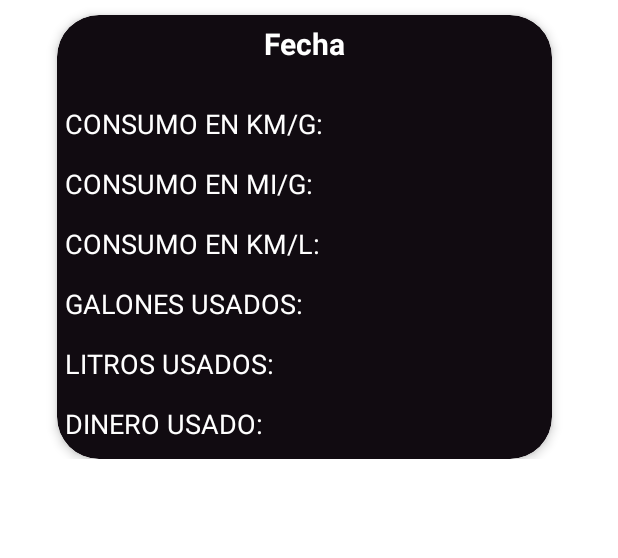
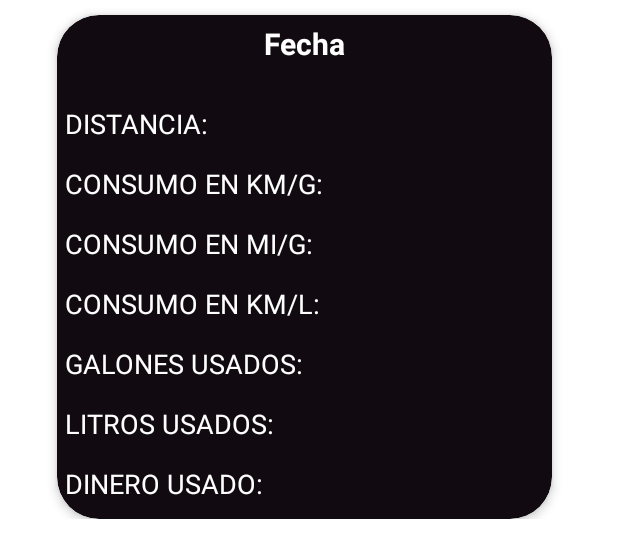
Before and after one commit to samilr/appFuelUsage, an Android app: the layout history_cards.xml on its own in the app's theme, with its tools: preview values and no code run, on a phone screen of 412 x 824 dp. Shown: the top 558 px of the screen. Run offline under Robolectric (Android 15) with nearby library versions, the phone set to English and light mode, and no system bars.

Commit message:
Sorted data by date and adding a new field to the history

```diff
--- a/app/src/main/java/com/example/used_fuel/FuelRecord.java
+++ b/app/src/main/java/com/example/used_fuel/FuelRecord.java
@@ -1,6 +1,6 @@
 package com.example.used_fuel;
 
-public class FuelRecord {
+public class FuelRecord implements Comparable<FuelRecord> {
     private String averageKmByGal;
     private String averageKmByLI;
     private String averageMiByGal;
@@ -100,5 +100,10 @@
     public void setPriceByLiter(String priceByLiter) {
         this.priceByLiter = priceByLiter;
     }
+
+    @Override
+    public int compareTo(FuelRecord o) {
+        return o.getDate().compareTo(this.getDate());
+    }
 // Agrega getters y setters
 }
--- a/app/src/main/java/com/example/used_fuel/FuelRecordAdapter.java
+++ b/app/src/main/java/com/example/used_fuel/FuelRecordAdapter.java
@@ -29,6 +29,7 @@
         FuelRecord fuelRecord = fuelRecords.get(position);
 
         holder.txtDate.setText(fuelRecord.getDate().toString());
+        holder.txtDistancia.setText(fuelRecord.getDistanceKM().toString() + " KM");
         holder.txtKMG.setText(fuelRecord.getAverageKmByGal().toString() + " KM/G");
         holder.txtMPG.setText(fuelRecord.getAverageMiByGal().toString() + " MI/G");
         holder.txtKPL.setText(fuelRecord.getAverageKmByLI().toString() + " KM/L");
@@ -52,6 +53,7 @@
         TextView txtGalonesUsado;
         TextView txtLitrosUsado;
         TextView txtDineroGastado;
+        TextView txtDistancia;
 
         public ViewHolder(@NonNull View itemView) {
             super(itemView);
@@ -62,6 +64,7 @@
             txtGalonesUsado = itemView.findViewById(R.id.txtGalonesUsado);
             txtLitrosUsado = itemView.findViewById(R.id.txtLitrosUsados);
             txtDineroGastado = itemView.findViewById(R.id.txtDineroGastado);
+            txtDistancia = itemView.findViewById(R.id.txtDistancia);
         }
     }
 
--- a/app/src/main/java/com/example/used_fuel/fragments/HistoryFragment.java
+++ b/app/src/main/java/com/example/used_fuel/fragments/HistoryFragment.java
@@ -22,6 +22,7 @@
 import java.io.InputStream;
 import java.io.InputStreamReader;
 import java.util.ArrayList;
+import java.util.Collections;
 import java.util.List;
 
 
@@ -30,7 +31,7 @@
     public View onCreateView(LayoutInflater inflater, ViewGroup container, Bundle savedInstanceState) {
         View rootView = inflater.inflate(R.layout.history, container, false);
         List<FuelRecord> fuelRecords = readJsonFile();
-
+        Collections.sort(fuelRecords);
         RecyclerView recyclerView = rootView.findViewById(R.id.rvHistory);
         FuelRecordAdapter adapter = new FuelRecordAdapter(fuelRecords);
         recyclerView.setAdapter(adapter);
@@ -42,6 +43,7 @@
             public void onRefresh() {
                 // Realiza la operación de recarga de datos aquí, por ejemplo, volver a leer el archivo JSON
                 List<FuelRecord> refreshedData = readJsonFile();
+                Collections.sort(refreshedData);
                 adapter.setData(refreshedData);
                 adapter.notifyDataSetChanged();
                 Toast.makeText(requireContext(), "Datos actualizados.", Toast.LENGTH_SHORT).show();
@@ -51,8 +53,6 @@
 
         return rootView;
     }
-
-
     private List<FuelRecord> readJsonFile() {
         List<FuelRecord> fuelRecords = new ArrayList<>();
         String filePath = getContext().getExternalFilesDir(null) + "/fuel_record.json";
--- a/app/src/main/res/layout/activity_main.xml
+++ b/app/src/main/res/layout/activity_main.xml
@@ -17,11 +17,11 @@
         <com.google.android.material.tabs.TabItem
             android:layout_width="match_parent"
             android:layout_height="wrap_content"
-            android:text="Calculator"/>
+            android:text="Calculadora"/>
         <com.google.android.material.tabs.TabItem
             android:layout_width="match_parent"
             android:layout_height="wrap_content"
-            android:text="History"/>
+            android:text="Historial"/>
     </com.google.android.material.tabs.TabLayout>
 
     <androidx.viewpager2.widget.ViewPager2
--- a/app/src/main/res/layout/history_cards.xml
+++ b/app/src/main/res/layout/history_cards.xml
@@ -25,7 +25,6 @@
             android:textColor="@color/white"
             android:textSize="20dp"
             android:textStyle="bold">
-
         </TextView>
 
         <TextView
@@ -37,19 +36,45 @@
             android:width="30dp"
             android:height="10dp"
             android:backgroundTint="@color/newColor"
+            android:hint="DISTANCIA:"
+            android:inputType="numberDecimal"
+            android:textColor="@color/white"
+            android:textColorHint="@color/white"
+            android:textSize="18dp" />
+        <TextView
+            android:id="@+id/txtDistancia"
+            android:layout_width="140dp"
+            android:layout_height="36dp"
+            android:layout_marginLeft="190dp"
+            android:layout_marginTop="60dp"
+            android:width="30dp"
+            android:height="10dp"
+            android:backgroundTint="@color/newColor"
+            android:inputType="numberDecimal"
+            android:textColor="@color/white"
+            android:textColorHint="@color/white"
+            android:textSize="18dp" />
+        <TextView
+            android:id="@+id/txt14"
+            android:layout_width="177dp"
+            android:layout_height="36dp"
+            android:layout_marginLeft="5dp"
+            android:layout_marginTop="100dp"
+            android:width="30dp"
+            android:height="10dp"
+            android:backgroundTint="@color/newColor"
             android:hint="CONSUMO EN KM/G:"
             android:inputType="numberDecimal"
             android:textColor="@color/white"
 
             android:textColorHint="@color/white"
             android:textSize="18dp" />
-
         <TextView
             android:id="@+id/txtKMG"
             android:layout_width="140dp"
             android:layout_height="36dp"
             android:layout_marginLeft="190dp"
-            android:layout_marginTop="60dp"
+            android:layout_marginTop="100dp"
             android:width="30dp"
             android:height="10dp"
             android:backgroundTint="@color/newColor"
@@ -63,7 +88,7 @@
             android:layout_width="177dp"
             android:layout_height="36dp"
             android:layout_marginLeft="5dp"
-            android:layout_marginTop="100dp"
+            android:layout_marginTop="140dp"
             android:width="30dp"
             android:height="10dp"
             android:backgroundTint="@color/newColor"
@@ -78,7 +103,7 @@
             android:layout_width="140dp"
             android:layout_height="37dp"
             android:layout_marginLeft="190dp"
-            android:layout_marginTop="100dp"
+            android:layout_marginTop="140dp"
             android:width="30dp"
             android:height="10dp"
             android:backgroundTint="@color/newColor"
@@ -93,7 +118,7 @@
             android:layout_width="177dp"
             android:layout_height="36dp"
             android:layout_marginLeft="5dp"
-            android:layout_marginTop="140dp"
+            android:layout_marginTop="180dp"
             android:width="30dp"
             android:height="10dp"
             android:backgroundTint="@color/newColor"
@@ -108,7 +133,7 @@
             android:layout_width="140dp"
             android:layout_height="36dp"
             android:layout_marginLeft="190dp"
-            android:layout_marginTop="140dp"
+            android:layout_marginTop="180dp"
             android:width="30dp"
             android:height="10dp"
             android:backgroundTint="@color/newColor"
@@ -123,7 +148,7 @@
             android:layout_width="177dp"
             android:layout_height="36dp"
             android:layout_marginLeft="5dp"
-            android:layout_marginTop="180dp"
+            android:layout_marginTop="220dp"
             android:width="30dp"
             android:height="10dp"
             android:backgroundTint="@color/newColor"
@@ -137,7 +162,7 @@
             android:layout_width="140dp"
             android:layout_height="36dp"
             android:layout_marginLeft="190dp"
-            android:layout_marginTop="180dp"
+            android:layout_marginTop="220dp"
             android:width="30dp"
             android:height="10dp"
             android:backgroundTint="@color/newColor"
@@ -151,7 +176,7 @@
             android:layout_width="177dp"
             android:layout_height="36dp"
             android:layout_marginLeft="5dp"
-            android:layout_marginTop="220dp"
+            android:layout_marginTop="260dp"
             android:width="30dp"
             android:height="10dp"
             android:backgroundTint="@color/newColor"
@@ -165,7 +190,7 @@
             android:layout_width="140dp"
             android:layout_height="36dp"
             android:layout_marginLeft="190dp"
-            android:layout_marginTop="220dp"
+            android:layout_marginTop="260dp"
             android:width="30dp"
             android:height="10dp"
             android:backgroundTint="@color/newColor"
@@ -176,11 +201,11 @@
 
 
         <TextView
-            android:id="@+id/txt5"
+            android:id="@+id/txt51"
             android:layout_width="177dp"
             android:layout_height="36dp"
             android:layout_marginLeft="5dp"
-            android:layout_marginTop="260dp"
+            android:layout_marginTop="300dp"
             android:width="30dp"
             android:height="10dp"
             android:backgroundTint="@color/newColor"
@@ -195,7 +220,7 @@
             android:layout_width="140dp"
             android:layout_height="36dp"
             android:layout_marginLeft="190dp"
-            android:layout_marginTop="260dp"
+            android:layout_marginTop="300dp"
             android:width="30dp"
             android:height="10dp"
             android:backgroundTint="@color/newColor"
```
